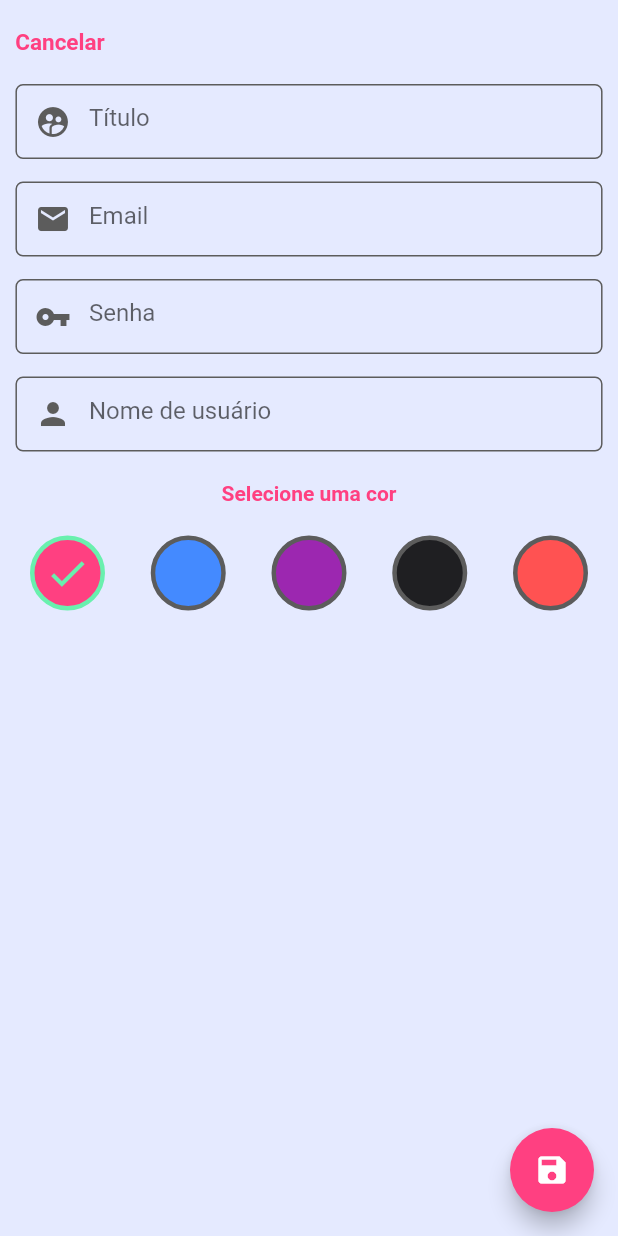
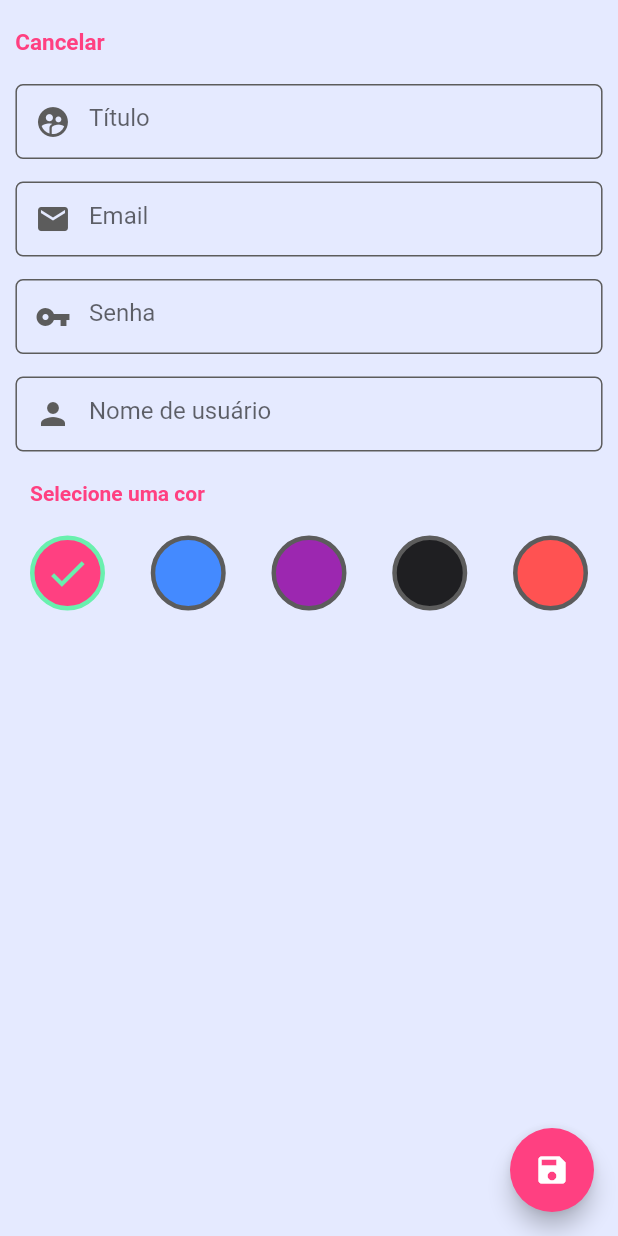
Before and after one commit to yago1404/daipepass, a Flutter app: the screen it shows after launch, after a tap on the "add" icon, on a phone screen of 412 x 824 dp. Run offline on Flutter 3.47's test engine with Material 2 defaults, Android fonts, the phone set to English and light mode, and no system bars.

Commit message:
lint correction

```diff
--- a/lib/views/add_platform_page.dart
+++ b/lib/views/add_platform_page.dart
@@ -102,9 +102,16 @@ class _AddPlatformPageState extends State<AddPlatformPage> {
             SizedBox(
               height: 20,
             ),
-            Text(
-              'Selecione uma cor',
-              style: TextStyle(fontWeight: FontWeight.bold, color: theme.pink),
+            Container(
+              margin: EdgeInsets.only(left: 20),
+              child: Align(
+                alignment: Alignment.centerLeft,
+                child: Text(
+                  'Selecione uma cor',
+                  style: TextStyle(fontWeight: FontWeight.bold, color: theme.pink),
+                  textAlign: TextAlign.left,
+                ),
+              ),
             ),
             Container(
               margin: EdgeInsets.all(20),
--- a/lib/views/home_page.dart
+++ b/lib/views/home_page.dart
@@ -60,7 +60,7 @@ class _HomePageState extends State<HomePage> {
                   if (platformList.length == 0) {
                     return Container(
                         child: Center(
-                      child: Text('Sem nada por enquanto'),
+                      child: Text('Sem nada para mostrar'),
                     ));
                   } else {
                     return Container(
```
